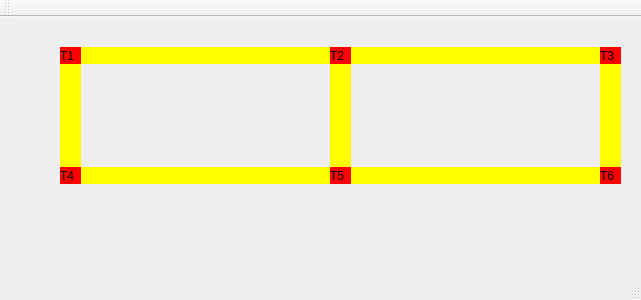
Before: the Qt Designer form mainwindow.ui in helena-varela/projeto-trem, drawn with Qt 5.
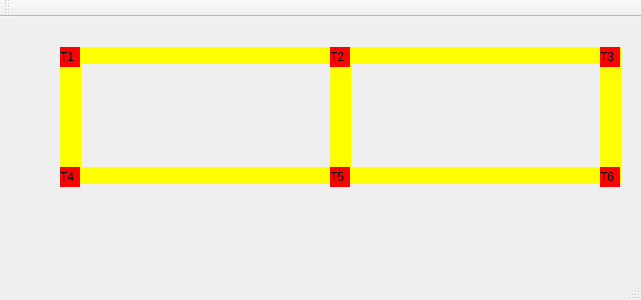
After: the same form once the commit is applied.

Commit message: refactor: os trens agora tem tamanho 20x20

What changed in the file:
```diff
--- a/mainwindow.ui
+++ b/mainwindow.ui
@@ -19,8 +19,8 @@
      <rect>
       <x>60</x>
       <y>30</y>
-      <width>21</width>
-      <height>17</height>
+      <width>20</width>
+      <height>20</height>
      </rect>
     </property>
     <property name="styleSheet">
@@ -35,8 +35,8 @@
      <rect>
       <x>330</x>
       <y>30</y>
-      <width>21</width>
-      <height>17</height>
+      <width>20</width>
+      <height>20</height>
      </rect>
     </property>
     <property name="styleSheet">
@@ -51,8 +51,8 @@
      <rect>
       <x>600</x>
       <y>30</y>
-      <width>21</width>
-      <height>17</height>
+      <width>20</width>
+      <height>20</height>
      </rect>
     </property>
     <property name="styleSheet">
@@ -67,8 +67,8 @@
      <rect>
       <x>60</x>
       <y>150</y>
-      <width>21</width>
-      <height>17</height>
+      <width>20</width>
+      <height>20</height>
      </rect>
     </property>
     <property name="styleSheet">
@@ -83,8 +83,8 @@
      <rect>
       <x>330</x>
       <y>150</y>
-      <width>21</width>
-      <height>17</height>
+      <width>20</width>
+      <height>20</height>
      </rect>
     </property>
     <property name="styleSheet">
@@ -99,8 +99,8 @@
      <rect>
       <x>600</x>
       <y>150</y>
-      <width>21</width>
-      <height>17</height>
+      <width>20</width>
+      <height>20</height>
      </rect>
     </property>
     <property name="styleSheet">
```
Left out of the diff: 2 changed lines with no effect on the pictures.
